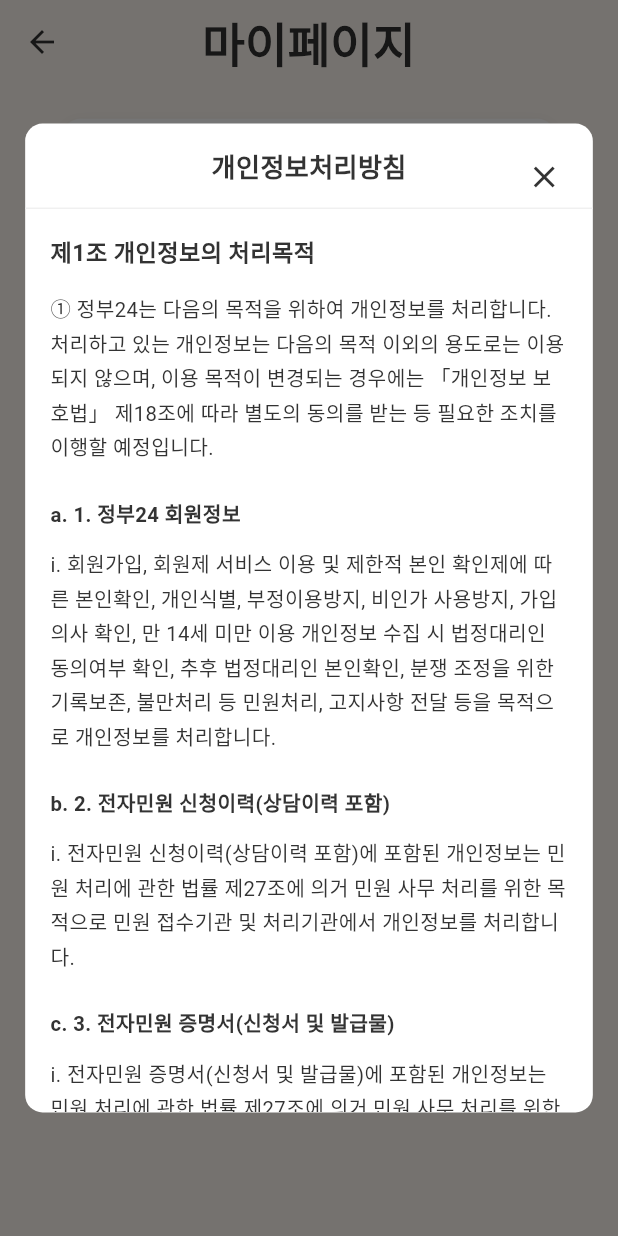
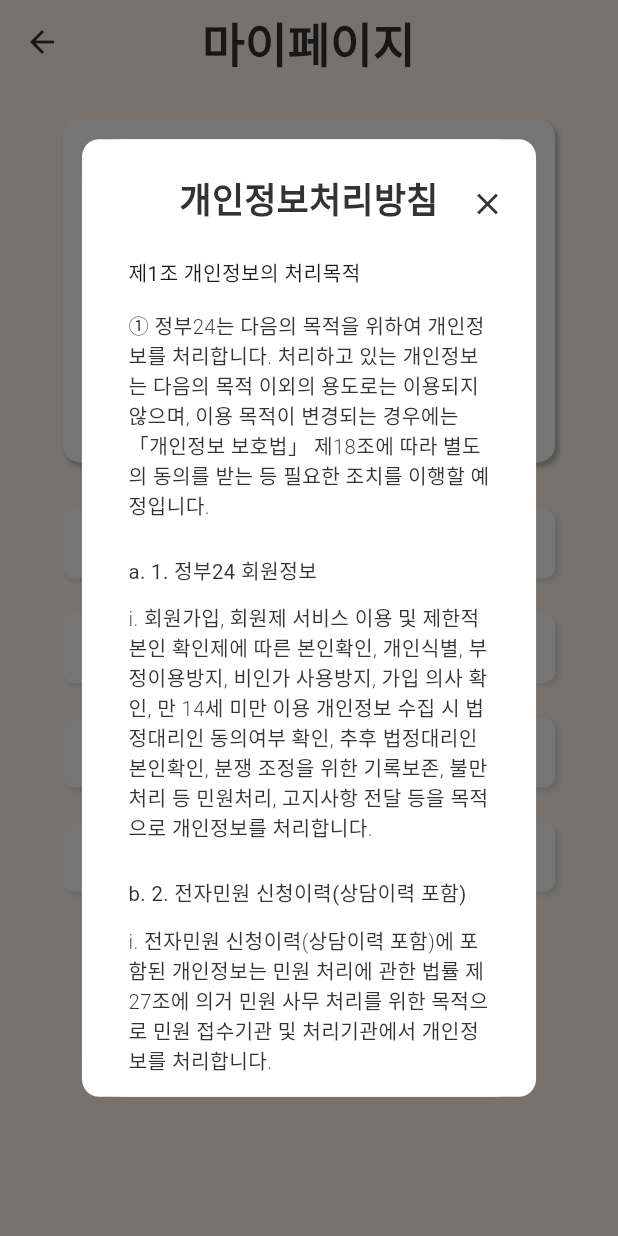
Before and after one commit to gdsc-ssu/poppet-app, a Flutter app: the MyPagePage screen opened by its route, after a tap on "개인정보처리방침", on a phone screen of 412 x 824 dp. Run offline on Flutter 3.47's test engine with Material 3 defaults, Android fonts, the phone set to English and light mode, and no system bars; our stand-ins replace dio, flutter_riverpod, flutter_screenutil, freezed_annotation, go_router, permission_handler and 4 more; missing offline and left inert: record; accounts and stored records are empty; generated files the repository leaves out were written again.

Commit message:
feat: 팝업 완성 마이페이지 수정

```diff
--- a/lib/core/theme/app_text_style.dart
+++ b/lib/core/theme/app_text_style.dart
@@ -5,54 +5,75 @@
   static const String _fontFamily = 'Pretendard';
 
   // Bold styles (700)
-  static TextStyle h1 = TextStyle(
+  static TextStyle pretendard_32_bold = TextStyle(
     fontFamily: _fontFamily,
     fontSize: 32.sp,
     fontWeight: FontWeight.bold,
-    height: 1.3,
   );
 
-  static TextStyle h2 = TextStyle(
+  static TextStyle pretendard_24_bold = TextStyle(
     fontFamily: _fontFamily,
     fontSize: 24.sp,
     fontWeight: FontWeight.bold,
-    height: 1.3,
   );
 
   // Medium styles (500)
-  static TextStyle h3 = TextStyle(
+  static TextStyle pretendard_24_medium = TextStyle(
     fontFamily: _fontFamily,
     fontSize: 24.sp,
     fontWeight: FontWeight.w500,
-    height: 1.3,
   );
 
-  static TextStyle h4 = TextStyle(
+  static TextStyle pretendard_18_medium = TextStyle(
     fontFamily: _fontFamily,
     fontSize: 18.sp,
     fontWeight: FontWeight.w500,
-    height: 1.3,
   );
 
   // Regular styles (400)
-  static TextStyle body1 = TextStyle(
+  static TextStyle pretendard_18_regular = TextStyle(
+    fontFamily: _fontFamily,
+    fontSize: 18.sp,
+    fontWeight: FontWeight.w400,
+  );
+  static TextStyle pretendard_16_regular = TextStyle(
     fontFamily: _fontFamily,
     fontSize: 16.sp,
     fontWeight: FontWeight.w400,
-    height: 1.3,
   );
 
-  static TextStyle body2 = TextStyle(
+  static TextStyle pretendard_14_regular = TextStyle(
     fontFamily: _fontFamily,
     fontSize: 14.sp,
     fontWeight: FontWeight.w400,
-    height: 1.3,
   );
 
-  static TextStyle body3 = TextStyle(
-    fontFamily: 'Pretendard-Regular',
+  static TextStyle pretendard_12_regular = TextStyle(
+    fontFamily: _fontFamily,
+    fontSize: 12.sp,
+    fontWeight: FontWeight.w400,
+  );
+
+  static TextStyle pretendard_18_light = TextStyle(
+    fontFamily: _fontFamily,
+    fontSize: 18.sp,
+    fontWeight: FontWeight.w300,
+  );
+  static TextStyle pretendard_16_light = TextStyle(
+    fontFamily: _fontFamily,
+    fontSize: 16.sp,
+    fontWeight: FontWeight.w300,
+  );
+
+  static TextStyle pretendard_14_light = TextStyle(
+    fontFamily: _fontFamily,
     fontSize: 14.sp,
+    fontWeight: FontWeight.w300,
+  );
 
-    height: 1.3,
+  static TextStyle pretendard_12_light = TextStyle(
+    fontFamily: _fontFamily,
+    fontSize: 12.sp,
+    fontWeight: FontWeight.w300,
   );
 }
--- a/lib/features/home/view/home_page.dart
+++ b/lib/features/home/view/home_page.dart
@@ -45,7 +45,9 @@
               viewModel.isRecording
                   ? '음성을 녹음하고 있어요.\n정지 버튼을 누르면 저장돼요.'
                   : '마이크 버튼을 누르고\n대화를 나눠보세요.',
-              style: AppTextStyle.h2.copyWith(color: AppColors.darkGrey),
+              style: AppTextStyle.pretendard_16_regular.copyWith(
+                color: AppColors.darkGrey,
+              ),
             ),
             SizedBox(height: 24.h),
 
@@ -62,7 +64,7 @@
                 children: [
                   Text(
                     viewModel.isRecording ? viewModel.elapsedTime : '녹음 대기 중',
-                    style: AppTextStyle.body1.copyWith(
+                    style: AppTextStyle.pretendard_16_regular.copyWith(
                       color:
                           viewModel.isRecording
                               ? AppColors.accent
--- a/lib/features/mypage/view/mypage_page.dart
+++ b/lib/features/mypage/view/mypage_page.dart
@@ -6,6 +6,7 @@
 import '../../../core/theme/app_text_style.dart';
 
 import 'privacy_policy_page.dart';
+import 'terms_of_service_page.dart';
 
 class MyPagePage extends ConsumerWidget {
   const MyPagePage({super.key});
@@ -15,7 +16,7 @@
     return Scaffold(
       backgroundColor: AppColors.white,
       appBar: AppBar(
-        title: Text('마이페이지', style: AppTextStyle.h1),
+        title: Text('마이페이지', style: AppTextStyle.pretendard_32_bold),
         centerTitle: true,
       ),
       body: SingleChildScrollView(
@@ -25,15 +26,15 @@
             // User Profile Section
             Container(
               margin: EdgeInsets.symmetric(horizontal: 40.w),
-              padding: EdgeInsets.all(24.r),
+              padding: EdgeInsets.all(24.sp),
               decoration: BoxDecoration(
                 color: Colors.white,
                 borderRadius: BorderRadius.circular(12.r),
                 boxShadow: [
                   BoxShadow(
-                    color: Colors.black.withOpacity(0.05),
-                    blurRadius: 8,
-                    offset: const Offset(0, 2),
+                    color: Colors.black.withOpacity(0.25),
+                    blurRadius: 2,
+                    offset: const Offset(2, 3),
                   ),
                 ],
               ),
@@ -41,37 +42,36 @@
                 children: [
                   Padding(
                     padding: EdgeInsets.only(
-                      top: 8.h,
-                      bottom: 8.h,
-                      left: 8.w,
-                      right: 24.w,
+                      top: 8.sp,
+                      bottom: 30.sp,
+                      left: 8.sp,
+                      right: 24.sp,
                     ),
                     child: Row(
                       mainAxisAlignment: MainAxisAlignment.spaceBetween,
                       children: [
                         Image.asset('assets/images/poppet.png', width: 100.w),
                         Column(
+                          crossAxisAlignment: CrossAxisAlignment.start,
                           children: [
-                            Text('안녕하세요,', style: AppTextStyle.body1),
-                            SizedBox(height: 4.h),
+                            Text(
+                              '안녕하세요,',
+                              style: AppTextStyle.pretendard_18_regular,
+                            ),
+                            SizedBox(height: 4.sp),
                             Row(
-                              mainAxisAlignment: MainAxisAlignment.center,
+                              mainAxisSize: MainAxisSize.min,
+                              spacing: 4.sp,
                               children: [
                                 Text(
                                   '할머니',
-                                  style: TextStyle(
-                                    fontSize: 32.sp,
-                                    fontWeight: FontWeight.bold,
-                                    color: AppColors.primary,
-                                  ),
+                                  style: AppTextStyle.pretendard_32_bold
+                                      .copyWith(color: AppColors.primary),
                                 ),
                                 Text(
-                                  ' 님',
-                                  style: TextStyle(
-                                    fontSize: 18.sp,
-                                    fontWeight: FontWeight.w400,
-                                    color: AppColors.darkGrey,
-                                  ),
+                                  '님',
+                                  style: AppTextStyle.pretendard_18_regular
+                                      .copyWith(color: AppColors.darkGrey),
                                 ),
                               ],
                             ),
@@ -90,7 +90,10 @@
                         borderRadius: BorderRadius.circular(8.r),
                       ),
                     ),
-                    child: Text('보호자 이메일 변경', style: AppTextStyle.h4),
+                    child: Text(
+                      '보호자 이메일 변경',
+                      style: AppTextStyle.pretendard_18_medium,
+                    ),
                   ),
                 ],
               ),
@@ -102,7 +105,10 @@
               onTap: () => showPrivacyPolicy(context),
             ),
             SizedBox(height: 24.h),
-            _buildMenuItem(title: '이용약관', onTap: () {}),
+            _buildMenuItem(
+              title: '이용약관',
+              onTap: () => showTermsOfService(context),
+            ),
             SizedBox(height: 24.h),
             _buildMenuItem(
               title: '로그아웃',
@@ -121,16 +127,16 @@
   Widget _buildMenuItem({required String title, required VoidCallback onTap}) {
     return Container(
       margin: EdgeInsets.symmetric(horizontal: 40.w),
-      width: 313.w,
-      height: 53.h,
+      width: double.infinity,
+      height: 48.h,
       decoration: BoxDecoration(
         color: Colors.white,
-        borderRadius: BorderRadius.circular(12.r),
+        borderRadius: BorderRadius.circular(8.r),
         boxShadow: [
           BoxShadow(
-            color: Colors.black.withOpacity(0.05),
-            blurRadius: 8,
-            offset: const Offset(0, 2),
+            color: Colors.black.withOpacity(0.1),
+            blurRadius: 2,
+            offset: const Offset(2, 2),
           ),
         ],
       ),
@@ -138,13 +144,14 @@
         color: Colors.transparent,
         child: InkWell(
           onTap: onTap,
-          borderRadius: BorderRadius.circular(12.r),
-          child: Padding(
-            padding: EdgeInsets.symmetric(horizontal: 20.w, vertical: 16.h),
+          borderRadius: BorderRadius.circular(8.r),
+          child: Align(
+            alignment: Alignment.center,
             child: Text(
-              textAlign: TextAlign.center,
               title,
-              style: AppTextStyle.h4.copyWith(color: AppColors.darkGrey),
+              style: AppTextStyle.pretendard_18_medium.copyWith(
+                color: AppColors.darkGrey,
+              ),
             ),
           ),
         ),
--- a/lib/features/mypage/view/privacy_policy_page.dart
+++ b/lib/features/mypage/view/privacy_policy_page.dart
@@ -1,5 +1,6 @@
 import 'package:flutter/material.dart';
 import 'package:flutter_screenutil/flutter_screenutil.dart';
+import 'package:pet/core/theme/app_text_style.dart';
 import '../../../core/theme/app_colors.dart';
 import '../../../shared/widgets/custom_popup.dart';
 
@@ -9,79 +10,58 @@
   @override
   Widget build(BuildContext context) {
     return Padding(
-      padding: EdgeInsets.all(16.w),
+      padding: EdgeInsets.symmetric(horizontal: 32.sp),
       child: Column(
         crossAxisAlignment: CrossAxisAlignment.start,
         children: [
-          Text(
-            '제1조 개인정보의 처리목적',
-            style: TextStyle(
-              fontSize: 16.sp,
-              fontWeight: FontWeight.bold,
-              color: AppColors.darkGrey,
-            ),
-          ),
+          Text('제1조 개인정보의 처리목적', style: AppTextStyle.pretendard_14_regular),
           SizedBox(height: 16.h),
           Text(
             '① 정부24는 다음의 목적을 위하여 개인정보를 처리합니다. 처리하고 있는 개인정보는 다음의 목적 이외의 용도로는 이용되지 않으며, 이용 목적이 변경되는 경우에는 「개인정보 보호법」 제18조에 따라 별도의 동의를 받는 등 필요한 조치를 이행할 예정입니다.',
-            style: TextStyle(
-              fontSize: 14.sp,
+            style: AppTextStyle.pretendard_14_light.copyWith(
               color: AppColors.darkGrey,
-              height: 1.6,
             ),
           ),
           SizedBox(height: 24.h),
           Text(
             'a. 1. 정부24 회원정보',
-            style: TextStyle(
-              fontSize: 14.sp,
-              fontWeight: FontWeight.w600,
+            style: AppTextStyle.pretendard_14_regular.copyWith(
               color: AppColors.darkGrey,
             ),
           ),
           SizedBox(height: 12.h),
           Text(
             'i. 회원가입, 회원제 서비스 이용 및 제한적 본인 확인제에 따른 본인확인, 개인식별, 부정이용방지, 비인가 사용방지, 가입 의사 확인, 만 14세 미만 이용 개인정보 수집 시 법정대리인 동의여부 확인, 추후 법정대리인 본인확인, 분쟁 조정을 위한 기록보존, 불만처리 등 민원처리, 고지사항 전달 등을 목적으로 개인정보를 처리합니다.',
-            style: TextStyle(
-              fontSize: 14.sp,
+            style: AppTextStyle.pretendard_14_light.copyWith(
               color: AppColors.darkGrey,
-              height: 1.6,
             ),
           ),
           SizedBox(height: 24.h),
           Text(
             'b. 2. 전자민원 신청이력(상담이력 포함)',
-            style: TextStyle(
-              fontSize: 14.sp,
-              fontWeight: FontWeight.w600,
+            style: AppTextStyle.pretendard_14_regular.copyWith(
               color: AppColors.darkGrey,
             ),
           ),
           SizedBox(height: 12.h),
           Text(
             'i. 전자민원 신청이력(상담이력 포함)에 포함된 개인정보는 민원 처리에 관한 법률 제27조에 의거 민원 사무 처리를 위한 목적으로 민원 접수기관 및 처리기관에서 개인정보를 처리합니다.',
-            style: TextStyle(
-              fontSize: 14.sp,
+            style: AppTextStyle.pretendard_14_light.copyWith(
               color: AppColors.darkGrey,
-              height: 1.6,
             ),
           ),
           SizedBox(height: 24.h),
           Text(
             'c. 3. 전자민원 증명서(신청서 및 발급물)',
-            style: TextStyle(
-              fontSize: 14.sp,
-              fontWeight: FontWeight.w600,
+            style: AppTextStyle.pretendard_14_regular.copyWith(
               color: AppColors.darkGrey,
             ),
           ),
           SizedBox(height: 12.h),
           Text(
             'i. 전자민원 증명서(신청서 및 발급물)에 포함된 개인정보는 민원 처리에 관한 법률 제27조에 의거 민원 사무 처리를 위한 목적으로 민원 접수기관 및 처리기관에서 개인정보를 처리합니다.',
-            style: TextStyle(
-              fontSize: 14.sp,
+            style: AppTextStyle.pretendard_14_light.copyWith(
               color: AppColors.darkGrey,
-              height: 1.6,
             ),
           ),
         ],
--- /dev/null
+++ b/lib/features/mypage/view/terms_of_service_page.dart
@@ -0,0 +1,74 @@
+import 'package:flutter/material.dart';
+import 'package:flutter_screenutil/flutter_screenutil.dart';
+import '../../../core/theme/app_colors.dart';
+import '../../../core/theme/app_text_style.dart';
+import '../../../shared/widgets/custom_popup.dart';
+
+class TermsOfServiceContent extends StatelessWidget {
+  const TermsOfServiceContent({super.key});
+
+  @override
+  Widget build(BuildContext context) {
+    return Padding(
+      padding: EdgeInsets.symmetric(horizontal: 32.sp),
+      child: Column(
+        crossAxisAlignment: CrossAxisAlignment.start,
+        children: [
+          Text(
+            '제1장 총칙',
+            style: AppTextStyle.pretendard_18_regular.copyWith(
+              color: AppColors.darkGrey,
+            ),
+          ),
+          SizedBox(height: 16.h),
+          Text(
+            '제1조(목적)',
+            style: AppTextStyle.pretendard_16_regular.copyWith(
+              color: AppColors.darkGrey,
+            ),
+          ),
+          SizedBox(height: 12.h),
+          Text(
+            '본 약관은 정부24 (이하 "본 사이트")가 제공하는 모든 도메인 서비스의 이용조건 및 절차, 이용자와 본 사이트의 권리, 의무, 책임사항과 기타 필요한 사항을 규정함을 목적으로 합니다.',
+            style: AppTextStyle.pretendard_14_light.copyWith(
+              color: AppColors.darkGrey,
+              height: 1.6,
+            ),
+          ),
+          SizedBox(height: 24.h),
+          Text(
+            '제2조(용어의 정의)',
+            style: AppTextStyle.pretendard_16_regular.copyWith(
+              color: AppColors.darkGrey,
+            ),
+          ),
+          SizedBox(height: 12.h),
+          Text(
+            '본 약관에서 사용하는 용어의 정의는 다음과 같습니다.',
+            style: AppTextStyle.pretendard_14_light.copyWith(
+              color: AppColors.darkGrey,
+              height: 1.6,
+            ),
+          ),
+          SizedBox(height: 12.h),
+          Text(
+            '① 이용자 : 본 사이트에 접속하여 본 사이트가 제공하는 서비스를 이용할 수 있는 자\n② 가입 : 본 사이트가 제공하는 신청서 양식에 해당 정보를 기재하고, 본 약관에 동의하여 서비스 이용계약을 완료하는 행위\n③ 회원 : 본 사이트에 개인정보를 제공하여 회원등록을 한 자(이하"회원"로 칭함)로서, 그 자격을 적법하게 부여받은 자로서 본 사이트의 정보를 지속적으로 제공받으며, 본 사이트가 제공하는 서비스를 이용할 수 있는 자\n④ 비밀번호 : 이용자와 회원ID가 일치하는지 를 확인하고 통신상의 자신의 비밀보호를 위하여 이용자 자신이 선정한 문자와 숫자의 조합',
+            style: AppTextStyle.pretendard_14_light.copyWith(
+              color: AppColors.darkGrey,
+              height: 1.6,
+            ),
+          ),
+        ],
+      ),
+    );
+  }
+}
+
+void showTermsOfService(BuildContext context) {
+  showDialog(
+    context: context,
+    builder:
+        (context) =>
+            const CustomPopup(title: '이용약관', child: TermsOfServiceContent()),
+  );
+}
--- a/lib/shared/widgets/custom_popup.dart
+++ b/lib/shared/widgets/custom_popup.dart
@@ -1,6 +1,7 @@
 import 'package:flutter/material.dart';
 import 'package:flutter_screenutil/flutter_screenutil.dart';
 import '../../core/theme/app_colors.dart';
+import '../../core/theme/app_text_style.dart';
 
 class CustomPopup extends StatelessWidget {
   final String title;
@@ -11,13 +12,9 @@
   @override
   Widget build(BuildContext context) {
     return Dialog(
-      backgroundColor: Colors.transparent,
-      insetPadding: EdgeInsets.symmetric(horizontal: 16.w),
       child: Container(
-        width: double.infinity,
-        constraints: BoxConstraints(
-          maxHeight: MediaQuery.of(context).size.height * 0.8,
-        ),
+        width: 313.sp,
+        constraints: BoxConstraints(maxHeight: 660.sp),
         decoration: BoxDecoration(
           color: Colors.white,
           borderRadius: BorderRadius.circular(12.r),
@@ -27,12 +24,7 @@
           children: [
             // Header
             Container(
-              padding: EdgeInsets.symmetric(vertical: 16.h),
-              decoration: BoxDecoration(
-                border: Border(
-                  bottom: BorderSide(color: AppColors.lightGrey, width: 1),
-                ),
-              ),
+              padding: EdgeInsets.symmetric(vertical: 24.h),
               child: Stack(
                 children: [
                   // Close button
@@ -50,9 +42,7 @@
                   Center(
                     child: Text(
                       title,
-                      style: TextStyle(
-                        fontSize: 18.sp,
-                        fontWeight: FontWeight.w600,
+                      style: AppTextStyle.pretendard_24_bold.copyWith(
                         color: AppColors.darkGrey,
                       ),
                     ),
```
